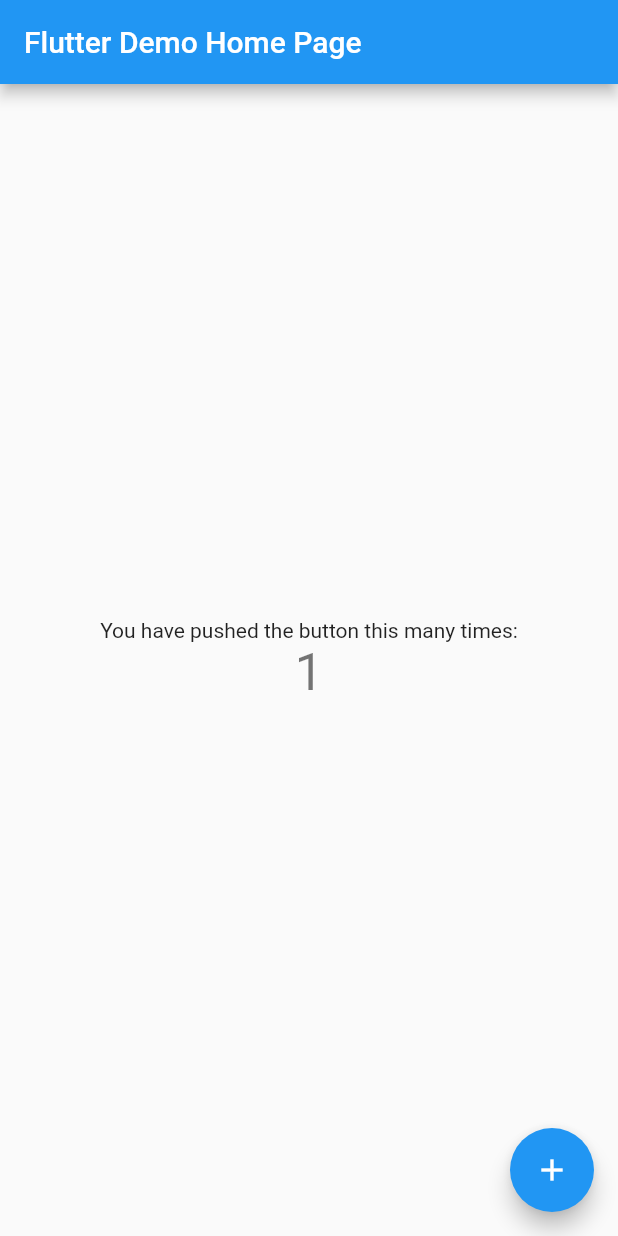
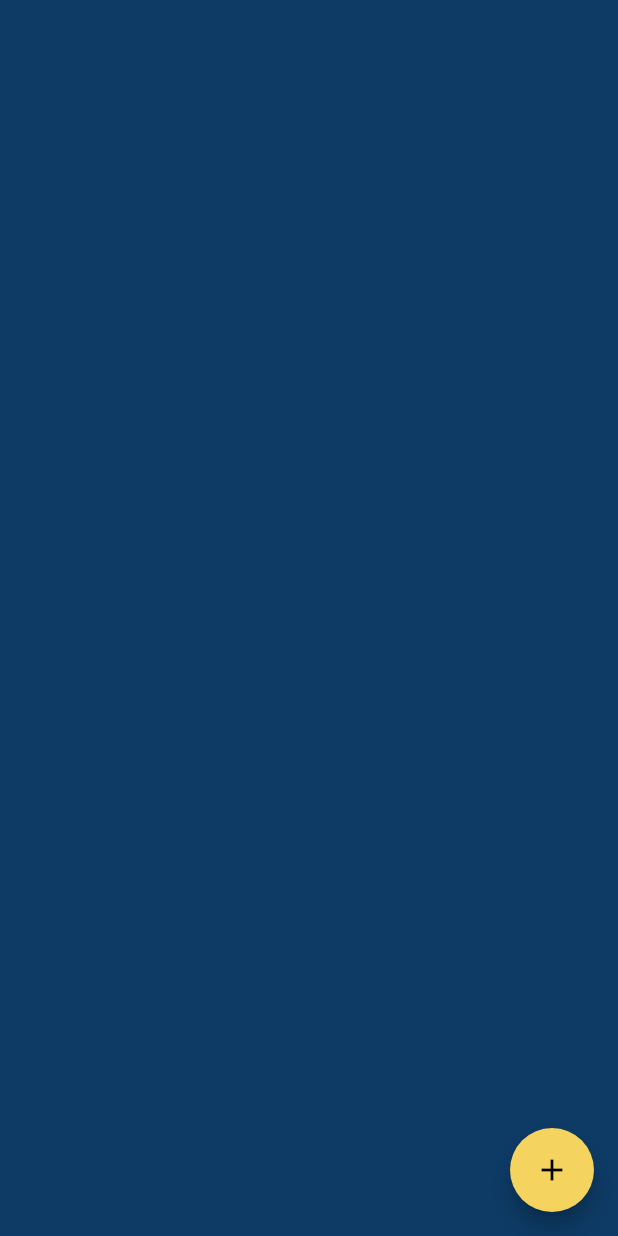
Before and after one commit to RubenSmn/todoapp, a Flutter app: the screen it shows after launch, after a tap on the "add" icon, on a phone screen of 412 x 824 dp. Run offline on Flutter 3.47's test engine with Material 2 defaults, Android fonts, the phone set to English and light mode, and no system bars.

Commit message:
Clean basic layout and Implement theme colors

```diff
--- a/app/todoapp/lib/main.dart
+++ b/app/todoapp/lib/main.dart
@@ -1,113 +1,50 @@
 import 'package:flutter/material.dart';
+import 'package:todoapp/themes/theme.dart';
 
 void main() {
-  runApp(MyApp());
+  runApp(TodoApp());
 }
 
-class MyApp extends StatelessWidget {
+class TodoApp extends StatelessWidget {
   // This widget is the root of your application.
   @override
   Widget build(BuildContext context) {
     return MaterialApp(
-      title: 'Flutter Demo',
+      title: 'Todo App',
       theme: ThemeData(
-        // This is the theme of your application.
-        //
-        // Try running your application with "flutter run". You'll see the
-        // application has a blue toolbar. Then, without quitting the app, try
-        // changing the primarySwatch below to Colors.green and then invoke
-        // "hot reload" (press "r" in the console where you ran "flutter run",
-        // or simply save your changes to "hot reload" in a Flutter IDE).
-        // Notice that the counter didn't reset back to zero; the application
-        // is not restarted.
-        primarySwatch: Colors.blue,
+        // primarySwatch: AppTheme.colors.blue,
+        scaffoldBackgroundColor: AppTheme.colors.blue,
+        primaryColor: AppTheme.colors.blue,
+        accentColor: AppTheme.colors.yellow,
+        textTheme: Theme.of(context).textTheme.apply(
+              bodyColor: Colors.white,
+              displayColor: Colors.white,
+            ),
       ),
-      home: MyHomePage(title: 'Flutter Demo Home Page'),
+      home: HomePage(),
     );
   }
 }
 
-class MyHomePage extends StatefulWidget {
-  MyHomePage({Key? key, required this.title}) : super(key: key);
-
-  // This widget is the home page of your application. It is stateful, meaning
-  // that it has a State object (defined below) that contains fields that affect
-  // how it looks.
-
-  // This class is the configuration for the state. It holds the values (in this
-  // case the title) provided by the parent (in this case the App widget) and
-  // used by the build method of the State. Fields in a Widget subclass are
-  // always marked "final".
-
-  final String title;
+class HomePage extends StatefulWidget {
+  HomePage({
+    Key? key,
+  }) : super(key: key);
 
   @override
-  _MyHomePageState createState() => _MyHomePageState();
+  _HomePageState createState() => _HomePageState();
 }
 
-class _MyHomePageState extends State<MyHomePage> {
-  int _counter = 0;
-
-  void _incrementCounter() {
-    setState(() {
-      // This call to setState tells the Flutter framework that something has
-      // changed in this State, which causes it to rerun the build method below
-      // so that the display can reflect the updated values. If we changed
-      // _counter without calling setState(), then the build method would not be
-      // called again, and so nothing would appear to happen.
-      _counter++;
-    });
-  }
-
+class _HomePageState extends State<HomePage> {
   @override
   Widget build(BuildContext context) {
-    // This method is rerun every time setState is called, for instance as done
-    // by the _incrementCounter method above.
-    //
-    // The Flutter framework has been optimized to make rerunning build methods
-    // fast, so that you can just rebuild anything that needs updating rather
-    // than having to individually change instances of widgets.
     return Scaffold(
-      appBar: AppBar(
-        // Here we take the value from the MyHomePage object that was created by
-        // the App.build method, and use it to set our appbar title.
-        title: Text(widget.title),
+      body: Container(),
+      floatingActionButton: FloatingActionButton(
+        onPressed: () {},
+        tooltip: 'Add task',
+        child: Icon(Icons.add),
       ),
-      body: Center(
-        // Center is a layout widget. It takes a single child and positions it
-        // in the middle of the parent.
-        child: Column(
-          // Column is also a layout widget. It takes a list of children and
-          // arranges them vertically. By default, it sizes itself to fit its
-          // children horizontally, and tries to be as tall as its parent.
-          //
-          // Invoke "debug painting" (press "p" in the console, choose the
-          // "Toggle Debug Paint" action from the Flutter Inspector in Android
-          // Studio, or the "Toggle Debug Paint" command in Visual Studio Code)
-          // to see the wireframe for each widget.
-          //
-          // Column has various properties to control how it sizes itself and
-          // how it positions its children. Here we use mainAxisAlignment to
-          // center the children vertically; the main axis here is the vertical
-          // axis because Columns are vertical (the cross axis would be
-          // horizontal).
-          mainAxisAlignment: MainAxisAlignment.center,
-          children: <Widget>[
-            Text(
-              'You have pushed the button this many times:',
-            ),
-            Text(
-              '$_counter',
-              style: Theme.of(context).textTheme.headline4,
-            ),
-          ],
-        ),
-      ),
-      floatingActionButton: FloatingActionButton(
-        onPressed: _incrementCounter,
-        tooltip: 'Increment',
-        child: Icon(Icons.add),
-      ), // This trailing comma makes auto-formatting nicer for build methods.
     );
   }
 }
```
